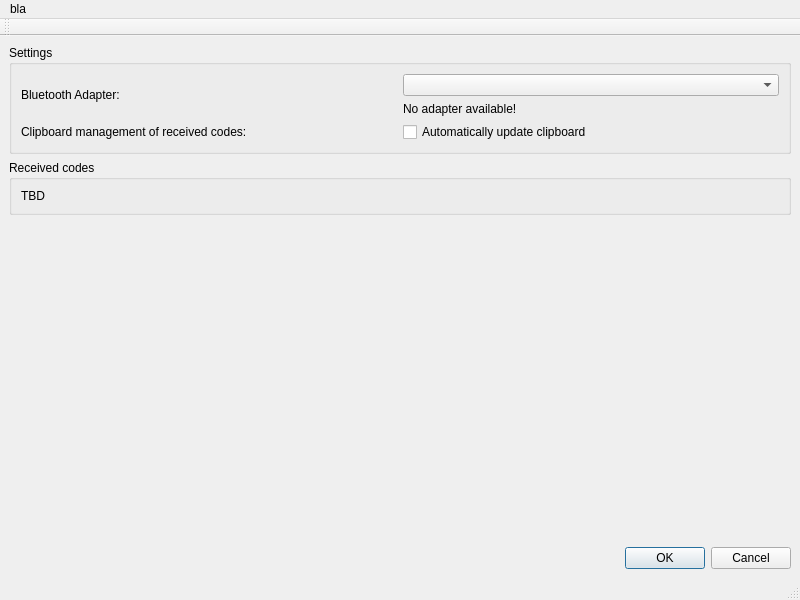
Before: the Qt Designer form dashboard.ui in boon-code/bluepass-server, drawn with Qt 5.
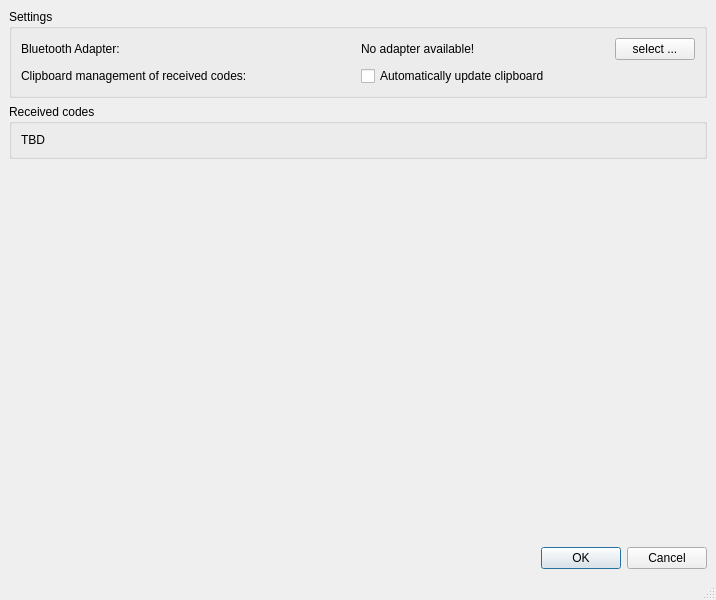
After: the same form once the commit is applied.

What changed in the file:
```diff
--- a/dashboard.ui
+++ b/dashboard.ui
@@ -6,7 +6,7 @@
    <rect>
     <x>0</x>
     <y>0</y>
-    <width>800</width>
+    <width>716</width>
     <height>600</height>
    </rect>
   </property>
@@ -21,41 +21,75 @@
        <string>Settings</string>
       </property>
       <layout class="QGridLayout" name="gridLayout">
-       <item row="1" column="1">
-        <widget class="QCheckBox" name="checkBox">
-         <property name="text">
-          <string>Automatically update clipboard</string>
-         </property>
-        </widget>
-       </item>
        <item row="0" column="0">
         <widget class="QLabel" name="label">
+         <property name="sizePolicy">
+          <sizepolicy hsizetype="MinimumExpanding" vsizetype="Preferred">
+           <horstretch>0</horstretch>
+           <verstretch>0</verstretch>
+          </sizepolicy>
+         </property>
          <property name="text">
           <string>Bluetooth Adapter:</string>
          </property>
         </widget>
        </item>
-       <item row="1" column="0">
-        <widget class="QLabel" name="label_2">
+       <item row="1" column="1">
+        <widget class="QCheckBox" name="chkCopyToClipboard">
+         <property name="sizePolicy">
+          <sizepolicy hsizetype="MinimumExpanding" vsizetype="Fixed">
+           <horstretch>0</horstretch>
+           <verstretch>0</verstretch>
+          </sizepolicy>
+         </property>
          <property name="text">
-          <string>Clipboard management of received codes:</string>
+          <string>Automatically update clipboard</string>
          </property>
         </widget>
        </item>
        <item row="0" column="1">
-        <layout class="QVBoxLayout" name="verticalLayout_2">
+        <layout class="QHBoxLayout" name="horizontalLayout">
          <item>
-          <widget class="QComboBox" name="comboBox"/>
-         </item>
-         <item>
-          <widget class="QLabel" name="label_3">
+          <widget class="QLabel" name="labAdapter">
+           <property name="sizePolicy">
+            <sizepolicy hsizetype="MinimumExpanding" vsizetype="Preferred">
+             <horstretch>0</horstretch>
+             <verstretch>0</verstretch>
+            </sizepolicy>
+           </property>
            <property name="text">
             <string>No adapter available!</string>
            </property>
           </widget>
          </item>
+         <item>
+          <widget class="QPushButton" name="pbSelectAdapter">
+           <property name="sizePolicy">
+            <sizepolicy hsizetype="Preferred" vsizetype="Fixed">
+             <horstretch>0</horstretch>
+             <verstretch>0</verstretch>
+            </sizepolicy>
+           </property>
+           <property name="text">
+            <string>select ...</string>
+           </property>
+          </widget>
+         </item>
         </layout>
        </item>
+       <item row="1" column="0">
+        <widget class="QLabel" name="label_2">
+         <property name="sizePolicy">
+          <sizepolicy hsizetype="MinimumExpanding" vsizetype="Preferred">
+           <horstretch>0</horstretch>
+           <verstretch>0</verstretch>
+          </sizepolicy>
+         </property>
+         <property name="text">
+          <string>Clipboard management of received codes:</string>
+         </property>
+        </widget>
+       </item>
       </layout>
      </widget>
     </item>
@@ -98,39 +132,6 @@
    </layout>
   </widget>
   <widget class="QStatusBar" name="statusbar"/>
-  <widget class="QToolBar" name="toolBar">
-   <property name="windowTitle">
-    <string>toolBar</string>
-   </property>
-   <attribute name="toolBarArea">
-    <enum>TopToolBarArea</enum>
-   </attribute>
-   <attribute name="toolBarBreak">
-    <bool>false</bool>
-   </attribute>
-  </widget>
-  <widget class="QMenuBar" name="menubar">
-   <property name="geometry">
-    <rect>
-     <x>0</x>
-     <y>0</y>
-     <width>800</width>
-     <height>22</height>
-    </rect>
-   </property>
-   <widget class="QMenu" name="menubla">
-    <property name="title">
-     <string>bla</string>
-    </property>
-    <addaction name="actionhui"/>
-   </widget>
-   <addaction name="menubla"/>
-  </widget>
-  <action name="actionhui">
-   <property name="text">
-    <string>hui</string>
-   </property>
-  </action>
  </widget>
  <resources/>
  <connections/>
```
Left out of the diff: 4 changed lines with no effect on the pictures.
